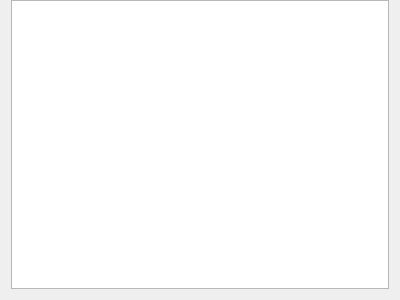
First picture: the form in src/qtenv/fileeditor.ui, repository omnetpp/omnetpp, before the edit.
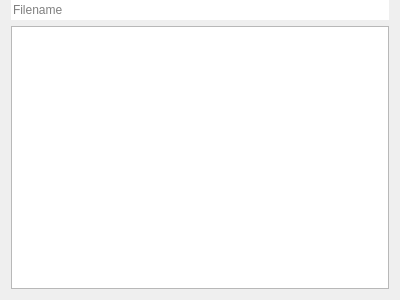
Second picture: the form after the edit.

What changed in the file:
```diff
--- a/src/qtenv/fileeditor.ui
+++ b/src/qtenv/fileeditor.ui
@@ -17,6 +17,19 @@
    <property name="topMargin">
     <number>0</number>
    </property>
+   <item>
+    <widget class="QLineEdit" name="filenameEdit">
+     <property name="readOnly">
+      <bool>true</bool>
+     </property>
+     <property name="frame">
+      <bool>false</bool>
+     </property>
+     <property name="placeholderText">
+      <string>Filename</string>
+     </property>
+    </widget>
+   </item>
    <item>
     <widget class="QPlainTextEdit" name="plainTextEdit"/>
    </item>
```
